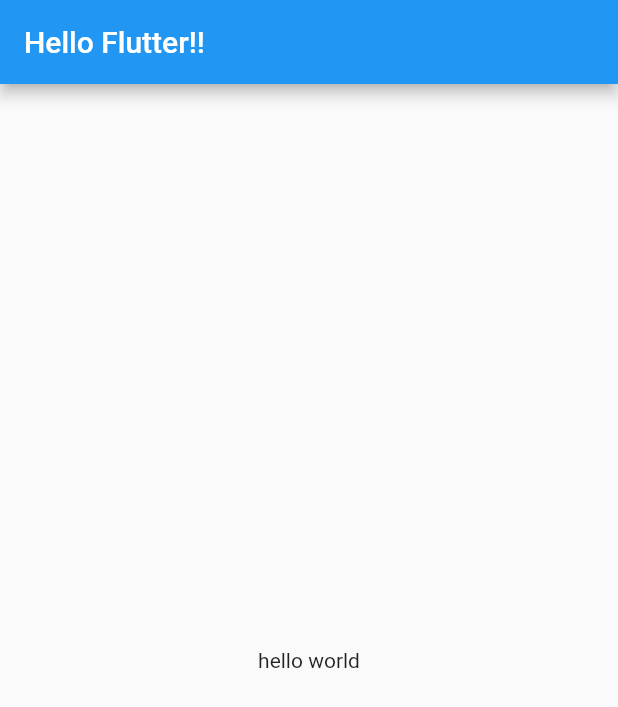
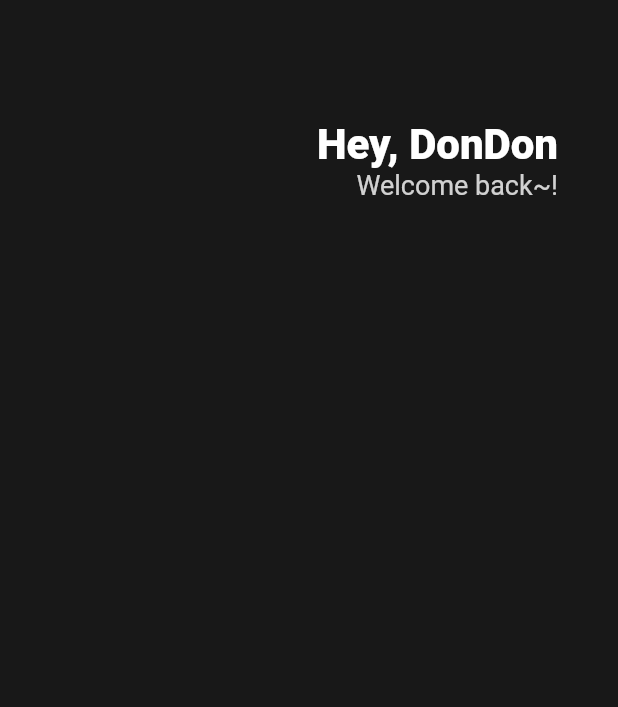
Before and after one commit to dongmin7208/line_web_comic, a Flutter app: the screen it shows after launch, on a phone screen of 412 x 824 dp. Shown: the top 707 px of the screen. Run offline on Flutter 3.47's test engine with Material 2 defaults, Android fonts, the phone set to English and light mode, and no system bars.

Commit message:
ADD: design

```diff
--- a/lib/main.dart
+++ b/lib/main.dart
@@ -1,9 +1,9 @@
 import 'package:flutter/material.dart';
 
 class Player {
-  String name = "park";
+  String? name = "park";
 
-  Player(this.name);
+  Player({required this.name});
 }
 
 void main() {
@@ -15,12 +15,43 @@
   Widget build(BuildContext context) {
     return MaterialApp(
       home: Scaffold(
-        appBar: AppBar(
-          // elevation: 30,
-          title: Text("Hello Flutter!!"),
-        ),
-        body: Center(
-          child: Text("hello world"),
+        backgroundColor: Color(0xFF181818),
+        body: Padding(
+          padding: EdgeInsets.symmetric(
+            horizontal: 40,
+          ),
+          child: Column(
+            children: [
+              SizedBox(
+                height: 80,
+              ),
+              Row(
+                mainAxisAlignment: MainAxisAlignment.end,
+                children: [
+                  Column(
+                    crossAxisAlignment: CrossAxisAlignment.end,
+                    children: [
+                      Text(
+                        'Hey, DonDon',
+                        style: TextStyle(
+                          color: Colors.white,
+                          fontSize: 28,
+                          fontWeight: FontWeight.w800,
+                        ),
+                      ),
+                      Text(
+                        'Welcome back~!',
+                        style: TextStyle(
+                          color: Color.fromRGBO(255, 255, 255, 0.8),
+                          fontSize: 18,
+                        ),
+                      ),
+                    ],
+                  )
+                ],
+              )
+            ],
+          ),
         ),
       ),
     );
```
